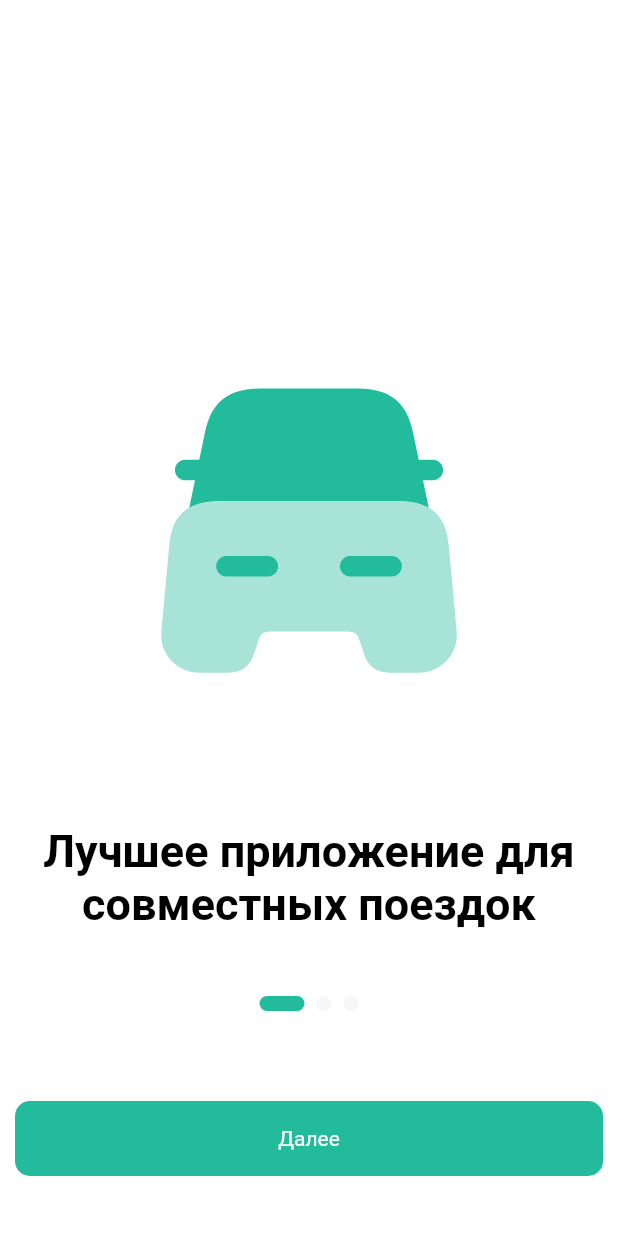
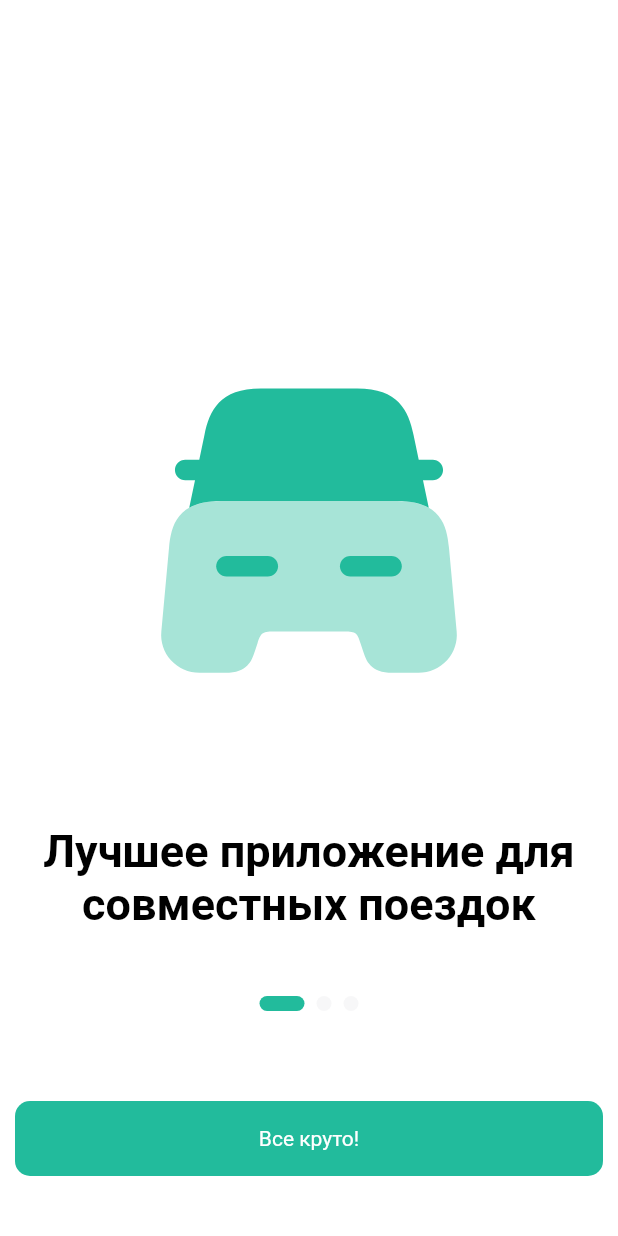
Before and after one commit to DevAppBroseph/poezdki, a Flutter app: the screen it shows after launch, on a phone screen of 412 x 824 dp. Run offline on Flutter 3.47's test engine with Material 2 defaults, Android fonts, the phone set to English and light mode, and no system bars; drawn by our look-alikes of smooth_page_indicator; our stand-ins replace bloc, cached_network_image, dash_chat_2, dio, dropdown_button2, firebase_core and 23 more; missing offline and left inert: flutter_login_vk, scale_button; accounts and stored records are empty; network calls fail; project files that could hold a hidden picture were left out.

Commit message:
fix text onboarding

```diff
--- a/lib/main.dart
+++ b/lib/main.dart
@@ -131,15 +131,9 @@ class _AppState extends State<App> {
           supportedLocales: const [Locale('ru')],
           home: loading == false
               ? AppInitBuilder(referal: referalLink)
-              : Scaffold(
+              : const Scaffold(
                   body: Center(
-                    child: Column(
-                      mainAxisSize: MainAxisSize.min,
-                      children: [
-                        CircularProgressIndicator(),
-                        Text('main'),
-                      ],
-                    ),
+                    child: CircularProgressIndicator(),
                   ),
                 ),
         );
--- a/lib/src/onboarding/on_board.dart
+++ b/lib/src/onboarding/on_board.dart
@@ -69,7 +69,11 @@ class IntroScreenDefaultState extends State<IntroScreenDefault> {
               child: Padding(
                 padding: const EdgeInsets.only(bottom: 30),
                 child: FullWidthElevButton(
-                  title: currentPage == 2 ? "Поехали!" : "Далее",
+                  title: currentPage == 0
+                      ? "Все круто!"
+                      : currentPage == 1
+                          ? 'Ты сможешь!'
+                          : "Погнали!",
                   titleStyle: const TextStyle(color: Colors.white),
                   onPressed: () {
                     if (currentPage < 2) {
```
